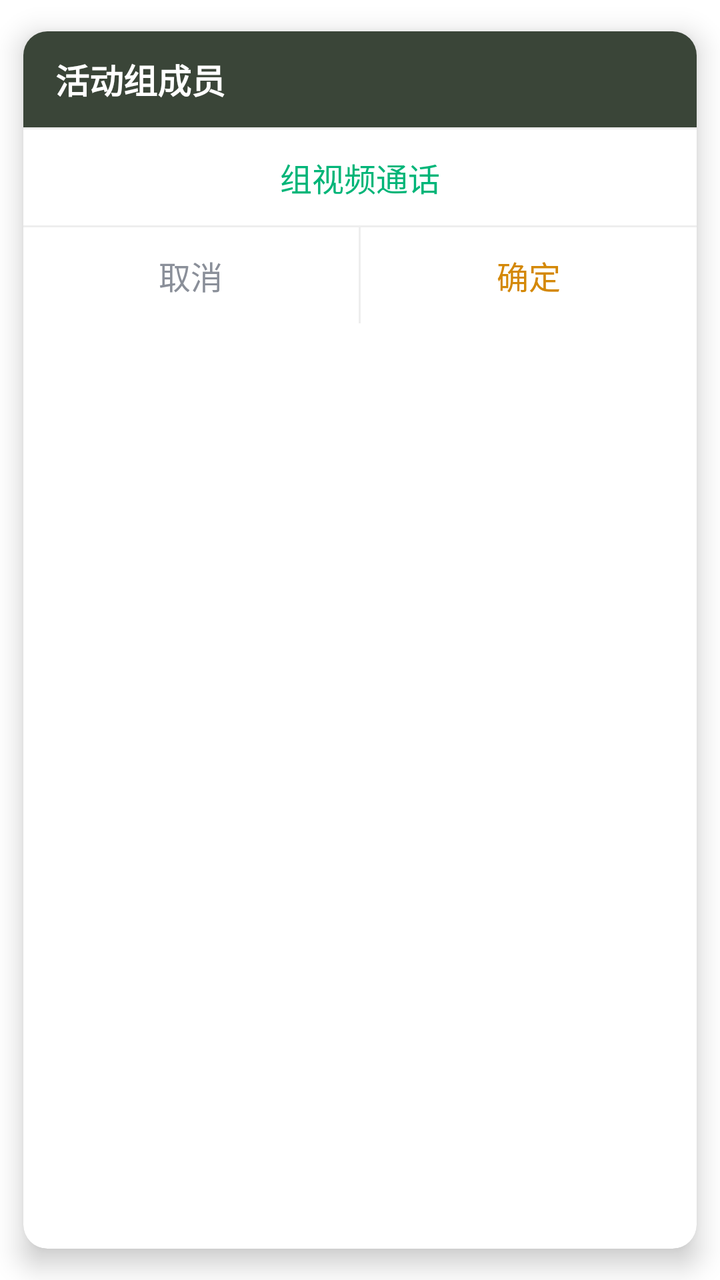
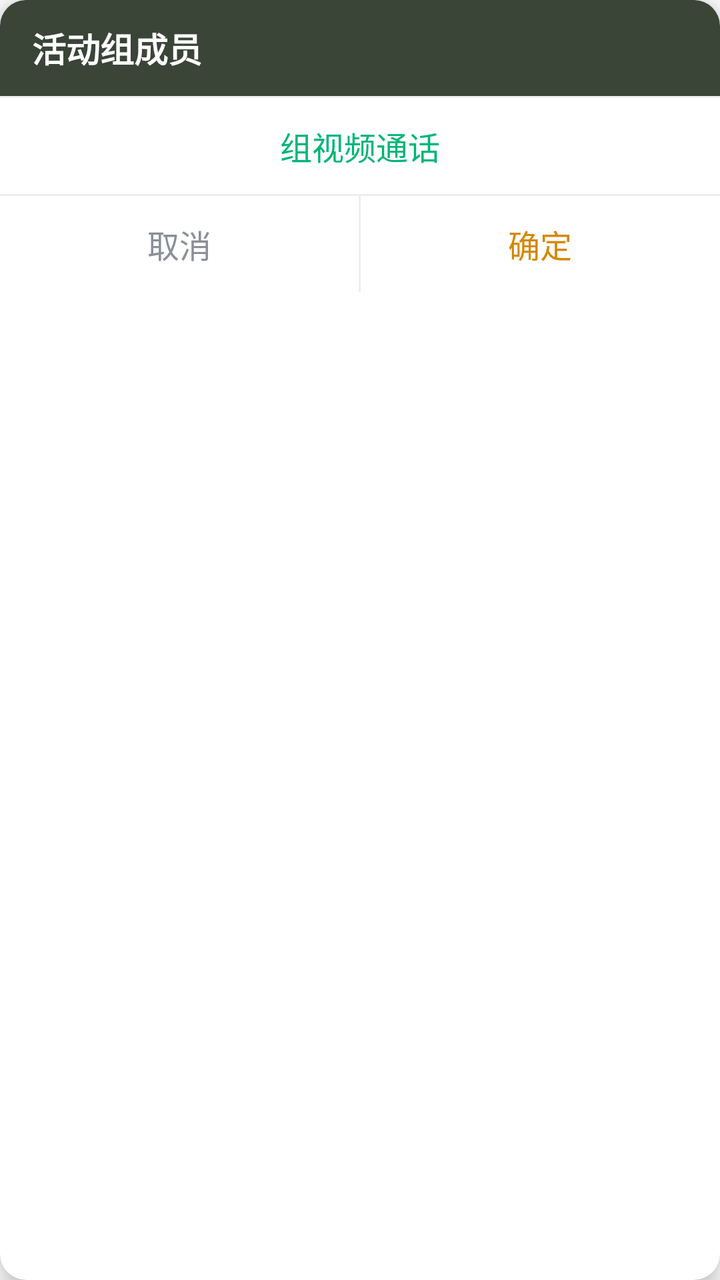

Screens rendered from an Android XML layout before and after an edit, with the pre-edit source and the edit as a unified diff.
<!-- AndroidManifest.xml: application theme Theme.OpenRtComm -->
<!-- res/layout/dialog_active_group_members.xml -->
<?xml version="1.0" encoding="utf-8"?>
<androidx.cardview.widget.CardView xmlns:android="http://schemas.android.com/apk/res/android"
    xmlns:app="http://schemas.android.com/apk/res-auto"
    android:layout_width="match_parent"
    android:layout_height="wrap_content"
    app:cardBackgroundColor="@color/white"
    app:cardCornerRadius="12dp"
    app:cardElevation="8dp"
    app:cardUseCompatPadding="true">

    <LinearLayout
        android:layout_width="match_parent"
        android:layout_height="wrap_content"
        android:orientation="vertical">

        
        <LinearLayout
            android:id="@+id/layoutActiveGrpDialogHeader"
            android:layout_width="match_parent"
            android:layout_height="48dp"
            android:background="@color/map_dialog_header_camo"
            android:gravity="center_vertical"
            android:orientation="horizontal"
            android:paddingStart="16dp"
            android:paddingEnd="16dp">

            <TextView
                android:id="@+id/tvActiveGrpDialogTitle"
                android:layout_width="match_parent"
                android:layout_height="wrap_content"
                android:text="活动组成员"
                android:textColor="@color/white"
                android:textSize="17sp"
                android:textStyle="bold" />
        </LinearLayout>

        <androidx.recyclerview.widget.RecyclerView
            android:id="@+id/rvActiveGroupMembers"
            android:layout_width="match_parent"
            android:layout_height="wrap_content"
            android:clipToPadding="false"
            android:overScrollMode="never"
            android:scrollbars="vertical" />

        <View
            android:layout_width="match_parent"
            android:layout_height="1dp"
            android:background="@color/map_dialog_divider" />

        
        <LinearLayout
            android:id="@+id/layoutActiveGrpVideoActions"
            android:layout_width="match_parent"
            android:layout_height="48dp"
            android:orientation="horizontal">

            <TextView
                android:id="@+id/btnActiveGrpGroupVideo"
                android:layout_width="0dp"
                android:layout_height="match_parent"
                android:layout_weight="1"
                android:background="?android:attr/selectableItemBackground"
                android:gravity="center"
                android:text="组视频通话"
                android:textColor="@color/map_dialog_action_green"
                android:textSize="16sp" />

            <View
                android:layout_width="1dp"
                android:layout_height="match_parent"
                android:background="@color/map_dialog_divider"
                android:visibility="gone" />

            <TextView
                android:id="@+id/btnActiveGrpViewCamera"
                android:layout_width="0dp"
                android:layout_height="match_parent"
                android:layout_weight="1"
                android:background="?android:attr/selectableItemBackground"
                android:gravity="center"
                android:text="查看摄像头"
                android:textColor="@color/map_dialog_action_green"
                android:textSize="16sp"
                android:visibility="gone" />
        </LinearLayout>

        <View
            android:layout_width="match_parent"
            android:layout_height="1dp"
            android:background="@color/map_dialog_divider" />

        
        <LinearLayout
            android:layout_width="match_parent"
            android:layout_height="48dp"
            android:orientation="horizontal">

            <TextView
                android:id="@+id/btnActiveGrpCancel"
                android:layout_width="0dp"
                android:layout_height="match_parent"
                android:layout_weight="1"
                android:background="?android:attr/selectableItemBackground"
                android:gravity="center"
                android:text="取消"
                android:textColor="@color/map_dialog_footer_cancel"
                android:textSize="16sp" />

            <View
                android:layout_width="1dp"
                android:layout_height="match_parent"
                android:background="@color/map_dialog_divider" />

            <TextView
                android:id="@+id/btnActiveGrpConfirm"
                android:layout_width="0dp"
                android:layout_height="match_parent"
                android:layout_weight="1"
                android:background="?android:attr/selectableItemBackground"
                android:gravity="center"
                android:text="确定"
                android:textColor="@color/map_dialog_footer_confirm"
                android:textSize="16sp" />
        </LinearLayout>
    </LinearLayout>
</androidx.cardview.widget.CardView>
<!-- resources referenced by this layout -->
<resources>
  <color name="map_dialog_action_green">#00B578</color>
  <color name="map_dialog_divider">#EEEEEE</color>
  <color name="map_dialog_footer_cancel">#8A8F99</color>
  <color name="map_dialog_footer_confirm">#D48806</color>
  <color name="map_dialog_header_camo">#3A4538</color>
  <color name="white">#FFFFFFFF</color>
  <style name="Theme.OpenRtComm" parent="Theme.MaterialComponents.Light.NoActionBar">
          
          <item name="colorPrimary">@color/av_button_active_color</item>
          <item name="colorPrimaryVariant">@color/av_button_active_color</item>
          <item name="colorOnPrimary">@color/white</item>
          
          <item name="colorSecondary">@color/teal_200</item>
          <item name="colorSecondaryVariant">@color/teal_700</item>
          <item name="colorOnSecondary">@color/black</item>
          
          <item name="android:statusBarColor">?attr/colorPrimaryVariant</item>
          
      </style>
  <color name="av_button_active_color">#4095e5</color>
  <color name="teal_200">#FF03DAC5</color>
  <color name="teal_700">#FF018786</color>
  <color name="black">#FF000000</color>
</resources>

<!-- the commit's change to res/layout/dialog_active_group_members.xml (unified diff, before → after) -->
@@ -1,126 +1,117 @@
 <?xml version="1.0" encoding="utf-8"?>
-<androidx.cardview.widget.CardView xmlns:android="http://schemas.android.com/apk/res/android"
-    xmlns:app="http://schemas.android.com/apk/res-auto"
+<LinearLayout xmlns:android="http://schemas.android.com/apk/res/android"
     android:layout_width="match_parent"
     android:layout_height="wrap_content"
-    app:cardBackgroundColor="@color/white"
-    app:cardCornerRadius="12dp"
-    app:cardElevation="8dp"
-    app:cardUseCompatPadding="true">
+    android:background="@drawable/bg_map_dialog_card"
+    android:clipToOutline="true"
+    android:elevation="8dp"
+    android:orientation="vertical"
+    android:outlineProvider="background">
+
+    <LinearLayout
+        android:id="@+id/layoutActiveGrpDialogHeader"
+        android:layout_width="match_parent"
+        android:layout_height="48dp"
+        android:background="@drawable/bg_map_dialog_header"
+        android:gravity="center_vertical"
+        android:orientation="horizontal"
+        android:paddingStart="16dp"
+        android:paddingEnd="16dp">
+
+        <TextView
+            android:id="@+id/tvActiveGrpDialogTitle"
+            android:layout_width="match_parent"
+            android:layout_height="wrap_content"
+            android:text="活动组成员"
+            android:textColor="@color/white"
+            android:textSize="17sp"
+            android:textStyle="bold" />
+    </LinearLayout>
+
+    <androidx.recyclerview.widget.RecyclerView
+        android:id="@+id/rvActiveGroupMembers"
+        android:layout_width="match_parent"
+        android:layout_height="wrap_content"
+        android:clipToPadding="false"
+        android:overScrollMode="never"
+        android:scrollbars="vertical" />
+
+    <View
+        android:layout_width="match_parent"
+        android:layout_height="1dp"
+        android:background="@color/map_dialog_divider" />
+
+    <LinearLayout
+        android:id="@+id/layoutActiveGrpVideoActions"
+        android:layout_width="match_parent"
+        android:layout_height="48dp"
+        android:orientation="horizontal">
+
+        <TextView
+            android:id="@+id/btnActiveGrpGroupVideo"
+            android:layout_width="0dp"
+            android:layout_height="match_parent"
+            android:layout_weight="1"
+            android:background="?android:attr/selectableItemBackground"
+            android:gravity="center"
+            android:text="组视频通话"
+            android:textColor="@color/map_dialog_action_green"
+            android:textSize="16sp" />
+
+        <View
+            android:layout_width="1dp"
+            android:layout_height="match_parent"
+            android:background="@color/map_dialog_divider"
+            android:visibility="gone" />
+
+        <TextView
+            android:id="@+id/btnActiveGrpViewCamera"
+            android:layout_width="0dp"
+            android:layout_height="match_parent"
+            android:layout_weight="1"
+            android:background="?android:attr/selectableItemBackground"
+            android:gravity="center"
+            android:text="查看摄像头"
+            android:textColor="@color/map_dialog_action_green"
+            android:textSize="16sp"
+            android:visibility="gone" />
+    </LinearLayout>
+
+    <View
+        android:layout_width="match_parent"
+        android:layout_height="1dp"
+        android:background="@color/map_dialog_divider" />
 
     <LinearLayout
         android:layout_width="match_parent"
-        android:layout_height="wrap_content"
-        android:orientation="vertical">
+        android:layout_height="48dp"
+        android:orientation="horizontal">
 
-        
-        <LinearLayout
-            android:id="@+id/layoutActiveGrpDialogHeader"
-            android:layout_width="match_parent"
-            android:layout_height="48dp"
-            android:background="@color/map_dialog_header_camo"
-            android:gravity="center_vertical"
-            android:orientation="horizontal"
-            android:paddingStart="16dp"
-            android:paddingEnd="16dp">
-
-            <TextView
-                android:id="@+id/tvActiveGrpDialogTitle"
-                android:layout_width="match_parent"
-                android:layout_height="wrap_content"
-                android:text="活动组成员"
-                android:textColor="@color/white"
-                android:textSize="17sp"
-                android:textStyle="bold" />
-        </LinearLayout>
-
-        <androidx.recyclerview.widget.RecyclerView
-            android:id="@+id/rvActiveGroupMembers"
-            android:layout_width="match_parent"
-            android:layout_height="wrap_content"
-            android:clipToPadding="false"
-            android:overScrollMode="never"
-            android:scrollbars="vertical" />
+        <TextView
+            android:id="@+id/btnActiveGrpCancel"
+            android:layout_width="0dp"
+            android:layout_height="match_parent"
+            android:layout_weight="1"
+            android:background="?android:attr/selectableItemBackground"
+            android:gravity="center"
+            android:text="取消"
+            android:textColor="@color/map_dialog_footer_cancel"
+            android:textSize="16sp" />
 
         <View
-            android:layout_width="match_parent"
-            android:layout_height="1dp"
+            android:layout_width="1dp"
+            android:layout_height="match_parent"
             android:background="@color/map_dialog_divider" />
 
-        
-        <LinearLayout
-            android:id="@+id/layoutActiveGrpVideoActions"
-            android:layout_width="match_parent"
-            android:layout_height="48dp"
-            android:orientation="horizontal">
-
-            <TextView
-                android:id="@+id/btnActiveGrpGroupVideo"
-                android:layout_width="0dp"
-                android:layout_height="match_parent"
-                android:layout_weight="1"
-                android:background="?android:attr/selectableItemBackground"
-                android:gravity="center"
-                android:text="组视频通话"
-                android:textColor="@color/map_dialog_action_green"
-                android:textSize="16sp" />
-
-            <View
-                android:layout_width="1dp"
-                android:layout_height="match_parent"
-                android:background="@color/map_dialog_divider"
-                android:visibility="gone" />
-
-            <TextView
-                android:id="@+id/btnActiveGrpViewCamera"
-                android:layout_width="0dp"
-                android:layout_height="match_parent"
-                android:layout_weight="1"
-                android:background="?android:attr/selectableItemBackground"
-                android:gravity="center"
-                android:text="查看摄像头"
-                android:textColor="@color/map_dialog_action_green"
-                android:textSize="16sp"
-                android:visibility="gone" />
-        </LinearLayout>
-
-        <View
-            android:layout_width="match_parent"
-            android:layout_height="1dp"
-            android:background="@color/map_dialog_divider" />
-
-        
-        <LinearLayout
-            android:layout_width="match_parent"
-            android:layout_height="48dp"
-            android:orientation="horizontal">
-
-            <TextView
-                android:id="@+id/btnActiveGrpCancel"
-                android:layout_width="0dp"
-                android:layout_height="match_parent"
-                android:layout_weight="1"
-                android:background="?android:attr/selectableItemBackground"
-                android:gravity="center"
-                android:text="取消"
-                android:textColor="@color/map_dialog_footer_cancel"
-                android:textSize="16sp" />
-
-            <View
-                android:layout_width="1dp"
-                android:layout_height="match_parent"
-                android:background="@color/map_dialog_divider" />
-
-            <TextView
-                android:id="@+id/btnActiveGrpConfirm"
-                android:layout_width="0dp"
-                android:layout_height="match_parent"
-                android:layout_weight="1"
-                android:background="?android:attr/selectableItemBackground"
-                android:gravity="center"
-                android:text="确定"
-                android:textColor="@color/map_dialog_footer_confirm"
-                android:textSize="16sp" />
-        </LinearLayout>
+        <TextView
+            android:id="@+id/btnActiveGrpConfirm"
+            android:layout_width="0dp"
+            android:layout_height="match_parent"
+            android:layout_weight="1"
+            android:background="?android:attr/selectableItemBackground"
+            android:gravity="center"
+            android:text="确定"
+            android:textColor="@color/map_dialog_footer_confirm"
+            android:textSize="16sp" />
     </LinearLayout>
-</androidx.cardview.widget.CardView>
+</LinearLayout>
<!-- resource entries referenced after the edit -->
@@ -6,6 +6,24 @@
   <color name="map_dialog_footer_confirm">#D48806</color>
   <color name="map_dialog_header_camo">#3A4538</color>
   <color name="white">#FFFFFFFF</color>
+  <!-- drawable bg_map_dialog_card (drawable) -->
+  <?xml version="1.0" encoding="utf-8"?>
+  <shape xmlns:android="http://schemas.android.com/apk/res/android"
+      android:shape="rectangle">
+      <solid android:color="@color/white" />
+      <corners android:radius="13dp" />
+  </shape>
+  <!-- drawable bg_map_dialog_header (drawable) -->
+  <?xml version="1.0" encoding="utf-8"?>
+  <shape xmlns:android="http://schemas.android.com/apk/res/android"
+      android:shape="rectangle">
+      <solid android:color="@color/map_dialog_header_camo" />
+      <corners
+          android:topLeftRadius="12dp"
+          android:topRightRadius="12dp"
+          android:bottomLeftRadius="0dp"
+          android:bottomRightRadius="0dp" />
+  </shape>
   <style name="Theme.OpenRtComm" parent="Theme.MaterialComponents.Light.NoActionBar">
           
           <item name="colorPrimary">@color/av_button_active_color</item>
